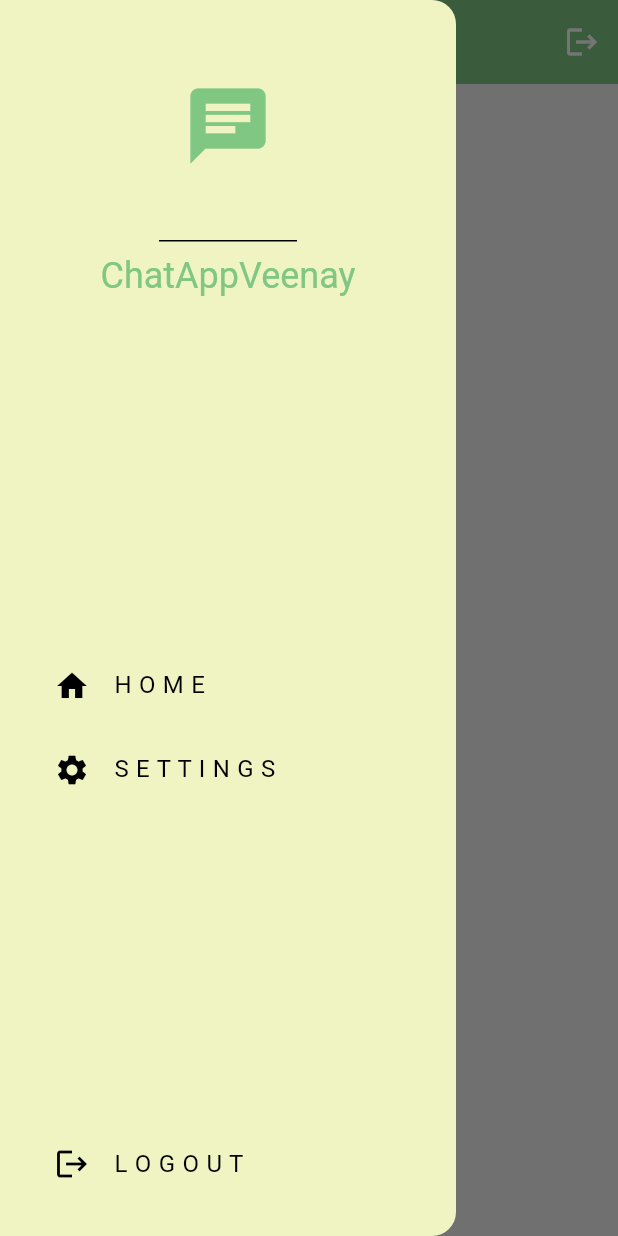
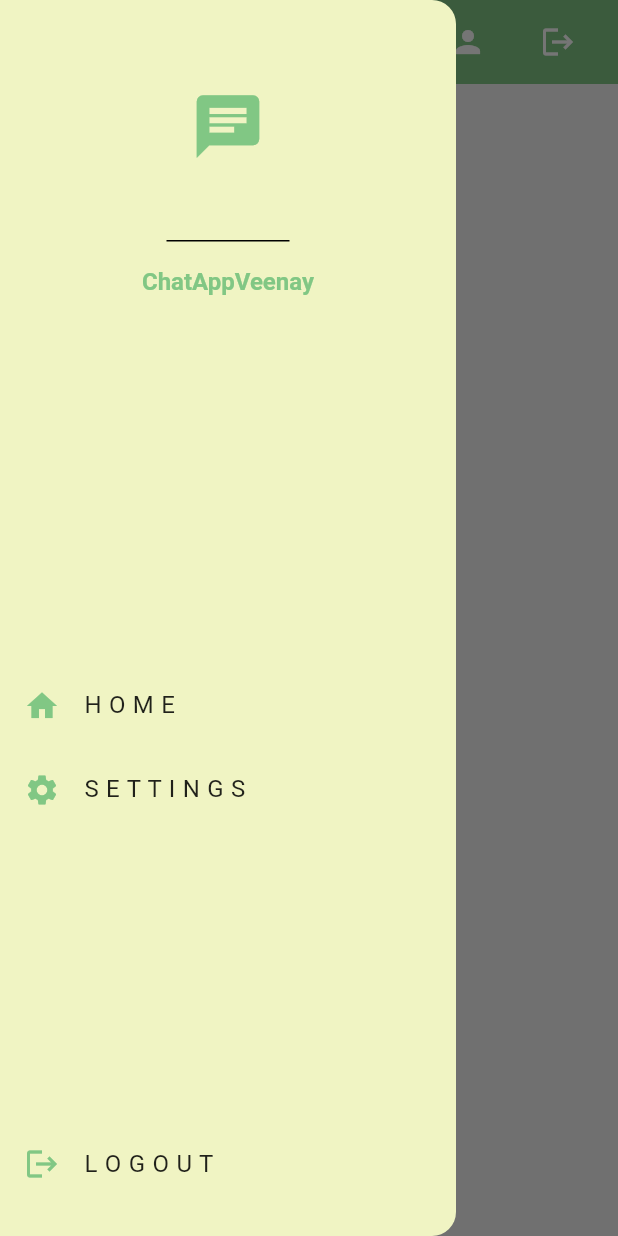
Before and after one commit to v-eenay/Flutter-Chat-Starter, a Flutter app: the screen it shows once a user with an empty profile is signed in, with the side drawer open, on a phone screen of 412 x 824 dp. Run offline on Flutter 3.47's test engine with Material 3 defaults, Android fonts, the phone set to English and light mode, and no system bars; our stand-ins replace cloud_firestore, firebase_auth, firebase_core, shared_preferences; accounts and stored records are empty; network calls fail.

Commit message:
Refine AppBar: Added gradient background, profile avatar, and updated styling for improved visual appeal.

```diff
--- /dev/null
+++ b/lib/components/my_appbar.dart
@@ -0,0 +1,82 @@
+import 'package:flutter/material.dart';
+
+class MyAppbar extends StatelessWidget implements PreferredSizeWidget {
+  final String title;
+  final String? userEmail;
+  final VoidCallback onLogout;
+
+  const MyAppbar({
+    super.key,
+    required this.title,
+    this.userEmail,
+    required this.onLogout,
+  });
+
+  @override
+  Widget build(BuildContext context) {
+    final theme = Theme.of(context);
+
+    return AppBar(
+      title: Row(
+        mainAxisAlignment: MainAxisAlignment.spaceBetween,
+        children: [
+          // Title
+          Expanded(
+            child: Text(
+              title,
+              textAlign: TextAlign.center,
+              style: theme.textTheme.titleLarge?.copyWith(
+                color: theme.colorScheme.onPrimary,
+                fontWeight: FontWeight.bold,
+              ),
+            ),
+          ),
+          // Profile Avatar
+          CircleAvatar(
+            radius: 20,
+            backgroundColor: theme.colorScheme.primary,
+            child: Icon(
+              Icons.person,
+              color: theme.colorScheme.onPrimary,
+            ),
+          ),
+          // Email
+          if (userEmail != null)
+            Padding(
+              padding: const EdgeInsets.only(right: 16.0),
+              child: Text(
+                userEmail!,
+                style: theme.textTheme.bodyMedium?.copyWith(
+                  color: theme.colorScheme.onPrimary,
+                ),
+              ),
+            ),
+          // Logout Button
+          IconButton(
+            onPressed: onLogout,
+            icon: Icon(Icons.logout),
+            color: theme.colorScheme.onPrimary,
+            tooltip: 'Logout',
+          ),
+        ],
+      ),
+      backgroundColor: theme.colorScheme.primary,
+      elevation: 0,
+      flexibleSpace: Container(
+        decoration: BoxDecoration(
+          gradient: LinearGradient(
+            colors: [
+              theme.colorScheme.primaryContainer,
+              theme.colorScheme.primary
+            ],
+            begin: Alignment.topLeft,
+            end: Alignment.bottomRight,
+          ),
+        ),
+      ),
+    );
+  }
+
+  @override
+  Size get preferredSize => const Size.fromHeight(kToolbarHeight);
+}
--- a/lib/components/my_drawer.dart
+++ b/lib/components/my_drawer.dart
@@ -4,91 +4,89 @@ import '../services/auth/auth_service.dart';
 import '../screens/settings_screen.dart';
 
 class MyDrawer extends StatelessWidget {
-  //constructor
   const MyDrawer({super.key});
-  //logout function
-  void logout() {
-    //get Auth service
+
+  void logout(BuildContext context) {
     AuthService().signOut();
+    Navigator.pop(context); // Close drawer after logout
   }
 
   @override
   Widget build(BuildContext context) {
-    //initialize theme variable
     final theme = Theme.of(context);
-    //return drawer
+    final size = MediaQuery.of(context).size;
+    final isSmallScreen = size.width < 600;
+
     return Drawer(
       backgroundColor: theme.colorScheme.surface,
       child: Column(
         mainAxisAlignment: MainAxisAlignment.spaceBetween,
         children: [
-            //icon
+          // Header
           Column(
             children: [
               DrawerHeader(
                 child: Icon(
                   Icons.chat,
-                  size: 60,
+                  size: isSmallScreen ? 50 : 60,
                   color: theme.colorScheme.primary,
-                )),
-                Text(
+                ),
+              ),
+              Padding(
+                padding: EdgeInsets.symmetric(vertical: isSmallScreen ? 8 : 16),
+                child: Text(
                   "ChatAppVeenay",
-                  style: theme.textTheme.displaySmall
-                      ?.copyWith(color: theme.colorScheme.primary),
+                  style: theme.textTheme.titleLarge?.copyWith(
+                    color: theme.colorScheme.primary,
+                    fontWeight: FontWeight.bold,
                   ),
-                //display email of current user
+                ),
+              ),
               Text(
                 AuthService().getCurrentUser()?.email ?? '',
-                  style: theme.textTheme.bodyLarge
-                      ?.copyWith(color: theme.colorScheme.primary),
+                style: theme.textTheme.titleMedium?.copyWith(
+                  color: theme.colorScheme.primary,
+                ),
+              ),
+              const SizedBox(height: 20),
+            ],
+          ),
+
+          // Navigation Items
+          Column(
+            children: [
+              ListTile(
+                leading: Icon(Icons.home, color: theme.colorScheme.primary),
+                title: Text("H O M E", style: theme.textTheme.bodyLarge),
+                onTap: () => Navigator.pop(context),
+              ),
+              ListTile(
+                leading: Icon(Icons.settings, color: theme.colorScheme.primary),
+                title:
+                    Text("S E T T I N G S", style: theme.textTheme.bodyLarge),
+                onTap: () {
+                  Navigator.pop(context);
+                  Navigator.push(
+                    context,
+                    MaterialPageRoute(
+                        builder: (context) => const SettingsScreen()),
+                  );
+                },
               ),
             ],
           ),
 
-            //home
-            Column(
-              children: [
+          // Logout
           Padding(
-                  padding: const EdgeInsets.only(left: 20.0),
+            padding: EdgeInsets.only(bottom: isSmallScreen ? 20 : 30),
             child: ListTile(
-                    title: const Text("H O M E"),
-                    onTap: () {
-                      Navigator.pop(context);
-                    },
-                    leading: const Icon(Icons.home),
-                  ),
-                ),
-
-                //settings
-                Padding(
-                  padding: const EdgeInsets.only(left: 20.0),
-                  child: ListTile(
-                    title: const Text("S E T T I N G S"),
-                    onTap: () {
-                      //hide drawer
-                      Navigator.pop(context);
-                      //navigate to settings screen
-                      Navigator.push(
-                          context,
-                          MaterialPageRoute(
-                              builder: (context) => const SettingsScreen()));
-                    },
-                    leading: const Icon(Icons.settings),
+              leading: Icon(Icons.logout, color: theme.colorScheme.primary),
+              title: Text("L O G O U T", style: theme.textTheme.bodyLarge),
+              onTap: () => logout(context),
             ),
           ),
         ],
       ),
-
-            //logout
-            Padding(
-              padding: const EdgeInsets.only(left: 20.0, bottom: 20.0),
-              child: ListTile(
-                title: const Text("L O G O U T"),
-                onTap: logout,
-                leading: const Icon(Icons.logout),
-              ),
-            ),
-          ],
-        ));
+    );
   }
 }
--- a/lib/components/user_tile.dart
+++ b/lib/components/user_tile.dart
@@ -8,8 +8,8 @@ class UserTile extends StatelessWidget {
   @override
   Widget build(BuildContext context) {
     final theme = Theme.of(context);
-    final borderRadius = (theme.cardTheme.shape as RoundedRectangleBorder?)
-            ?.borderRadius as BorderRadius? ??
+    final cardThemeShape = theme.cardTheme.shape as RoundedRectangleBorder?;
+    final borderRadius = cardThemeShape?.borderRadius as BorderRadius? ??
         BorderRadius.circular(15);
 
     return Padding(
--- a/lib/main.dart
+++ b/lib/main.dart
@@ -1,7 +1,8 @@
 import 'package:flutter/material.dart';
+import 'package:provider/provider.dart';
 import 'package:sample_chat_app/services/auth/auth_gate.dart';
 import 'package:sample_chat_app/firebase_options.dart';
-import 'package:sample_chat_app/themes/light_mode.dart';
+import 'package:sample_chat_app/services/themes/theme_provider.dart';
 import 'package:firebase_core/firebase_core.dart';
 
 void main() async {
@@ -15,10 +16,17 @@ class MyApp extends StatelessWidget {
 
   @override
   Widget build(BuildContext context) {
-    return MaterialApp(
-      debugShowCheckedModeBanner: false,
-      home: const AuthGate(),
-      theme: lightMode,
+    return ChangeNotifierProvider(
+      create: (_) => ThemeProvider(),
+      child: Consumer<ThemeProvider>(
+        builder: (context, themeProvider, child) {
+          return MaterialApp(
+            debugShowCheckedModeBanner: false,
+            home: const AuthGate(),
+            theme: themeProvider.themeData,
+          );
+        },
+      ),
     );
   }
 }
--- a/lib/screens/home_screen.dart
+++ b/lib/screens/home_screen.dart
@@ -1,7 +1,8 @@
 import 'package:flutter/material.dart';
+import 'package:sample_chat_app/components/my_appbar.dart';
+import 'package:sample_chat_app/components/user_tile.dart';
 
 import '../components/my_drawer.dart';
-import '../components/user_tile.dart';
 import '../services/auth/auth_service.dart';
 import '../services/chat/chat_service.dart';
 import 'chat_page.dart';
@@ -18,35 +19,32 @@ class HomePage extends StatelessWidget {
 
   @override
   Widget build(BuildContext context) {
-    final theme = Theme.of(context);
+    Theme.of(context);
     final currentUser = _authService.getCurrentUser();
     return Scaffold(
-      appBar: AppBar(
-        title: Text(
-          "H O M E",
-          style: theme.textTheme.displaySmall
-              ?.copyWith(color: theme.colorScheme.surface),
+      appBar: MyAppbar(
+          title: "H O M E", userEmail: currentUser?.email, onLogout: logout),
+      drawer: MyDrawer(),
+      body: Padding(
+        padding: const EdgeInsets.all(8.0),
+        child: buildUserList(),
       ),
-        centerTitle: true,
-        actions: [
-          Text(
-            currentUser?.email ?? '',
-            style: TextStyle(color: theme.colorScheme.surface),
-          ),
-          IconButton(onPressed: logout, icon: const Icon(Icons.logout))
-        ],
-      ),
-      drawer: MyDrawer(),
-      body: Center(child: buildUserList()),
     );
   }
 
   Widget buildUserList() {
-    return StreamBuilder(
+    return StreamBuilder<List<Map<String, dynamic>>>(
       stream: _chatService.getUsers(),
       builder: (context, snapshot) {
         if (snapshot.hasError) {
-            return Center(child: Text('Error: ${snapshot.error}'));
+          return Center(
+            child: Text(
+              'Error: ${snapshot.error}',
+              style: Theme.of(context).textTheme.bodyLarge?.copyWith(
+                    color: Theme.of(context).colorScheme.error,
+                  ),
+            ),
+          );
         }
         if (snapshot.connectionState == ConnectionState.waiting) {
           return const Center(
@@ -57,7 +55,8 @@ class HomePage extends StatelessWidget {
                 SizedBox(height: 20),
                 Text("Loading Users..."),
               ],
-            ));
+            ),
+          );
         }
         if (!snapshot.hasData || snapshot.data!.isEmpty) {
           return const Center(child: Text('No users found'));
@@ -65,29 +64,38 @@ class HomePage extends StatelessWidget {
         return ListView(
           children: snapshot.data!
               .map<Widget?>(
-                    (userData) => _buildUserListItem(userData, context))
+                (userData) => _buildUserListItem(userData, context),
+              )
               .where((widget) => widget != null)
               .cast<Widget>()
               .toList(),
         );
-        });
+      },
+    );
   }
 
   Widget? _buildUserListItem(
-      Map<String, dynamic> userData, BuildContext context) {
+    Map<String, dynamic> userData,
+    BuildContext context,
+  ) {
     final currentUserEmail = _authService.getCurrentUser()?.email;
     final userEmail = userData["email"] as String?;
 
     if (userEmail != null && userEmail != currentUserEmail) {
-      return UserTile(
+      return Padding(
+        padding: const EdgeInsets.symmetric(vertical: 4.0, horizontal: 8.0),
+        child: UserTile(
+            text: userEmail,
             onTap: () {
-          Navigator.push(context, MaterialPageRoute(builder: (context) {
-            return ChatPage(
+              Navigator.push(
+                context,
+                MaterialPageRoute(
+                  builder: (context) => ChatPage(
                     receiverEmail: userEmail,
+                  ),
+                ),
               );
-          }));
-        },
-        text: userEmail,
+            }),
       );
     }
     return null;
--- a/lib/screens/login_screen.dart
+++ b/lib/screens/login_screen.dart
@@ -67,6 +67,7 @@ class LoginScreen extends StatelessWidget {
                 controller: _emailController,
                 obscureText: false,
                 keyboardType: TextInputType.emailAddress,
+                prefixIcon: Icons.email,
               ),
               const SizedBox(height: 10),
               MyPasswordField(
--- a/lib/screens/register_screen.dart
+++ b/lib/screens/register_screen.dart
@@ -76,6 +76,7 @@ class RegisterScreen extends StatelessWidget {
                 controller: _emailController,
                 obscureText: false,
                 keyboardType: TextInputType.emailAddress,
+                prefixIcon: Icons.email,
               ),
               const SizedBox(height: 10),
               MyPasswordField(
--- /dev/null
+++ b/lib/services/themes/theme_provider.dart
@@ -0,0 +1,32 @@
+import 'package:flutter/material.dart';
+import 'package:shared_preferences/shared_preferences.dart';
+import 'package:sample_chat_app/themes/dark_mode.dart';
+import 'package:sample_chat_app/themes/light_mode.dart';
+
+class ThemeProvider with ChangeNotifier {
+  bool _isDarkMode = false;
+  bool get isDarkMode => _isDarkMode;
+
+  ThemeProvider() {
+    _loadTheme();
+  }
+
+  void toggleTheme() {
+    _isDarkMode = !_isDarkMode;
+    _saveTheme(_isDarkMode);
+    notifyListeners();
+  }
+
+  ThemeData get themeData => _isDarkMode ? darkMode : lightMode;
+
+  Future<void> _loadTheme() async {
+    final prefs = await SharedPreferences.getInstance();
+    _isDarkMode = prefs.getBool('isDarkMode') ?? false;
+    notifyListeners();
+  }
+
+  Future<void> _saveTheme(bool isDarkMode) async {
+    final prefs = await SharedPreferences.getInstance();
+    prefs.setBool('isDarkMode', isDarkMode);
+  }
+}
--- /dev/null
+++ b/lib/themes/dark_mode.dart
@@ -0,0 +1,129 @@
+import 'package:flutter/material.dart';
+
+ThemeData darkMode = ThemeData(
+  colorScheme: const ColorScheme.dark(
+    surface: Color(0xFF1E1E1E), // Dark grey
+    primary: Color(0xFF388E3C), // Dark green
+    secondary: Color(0xFF00796B), // Dark teal
+    tertiary: Color(0xFF1565C0), // Dark blue
+    inversePrimary: Color(0xFF64B5F6), // Light blue
+  ),
+  scaffoldBackgroundColor: const Color(0xFF121212), // Dark background
+  appBarTheme: const AppBarTheme(
+    color: Color(0xFF388E3C), // Dark green
+    iconTheme: IconThemeData(
+      color: Colors.white,
+    ),
+    titleTextStyle: TextStyle(
+      color: Colors.white,
+      fontSize: 20,
+      fontWeight: FontWeight.w600, // Semi-bold
+    ),
+  ),
+  textTheme: const TextTheme(
+    bodyLarge: TextStyle(
+      color: Colors.white70,
+      fontSize: 16,
+      fontWeight: FontWeight.w400, // Regular
+    ),
+    bodyMedium: TextStyle(
+      color: Colors.white60,
+      fontSize: 14,
+      fontWeight: FontWeight.w400, // Regular
+    ),
+    displayLarge: TextStyle(
+      color: Colors.white,
+      fontSize: 32,
+      fontWeight: FontWeight.w700, // Bold
+    ),
+    displayMedium: TextStyle(
+      color: Colors.white70,
+      fontSize: 28,
+      fontWeight: FontWeight.w500, // Medium
+    ),
+    displaySmall: TextStyle(
+      color: Colors.white70,
+      fontSize: 24,
+      fontWeight: FontWeight.w400, // Regular
+    ),
+    headlineMedium: TextStyle(
+      color: Colors.white70,
+      fontSize: 20,
+      fontWeight: FontWeight.w500, // Medium
+    ),
+    headlineSmall: TextStyle(
+      color: Colors.white70,
+      fontSize: 18,
+      fontWeight: FontWeight.w500, // Medium
+    ),
+    titleLarge: TextStyle(
+      color: Colors.white70,
+      fontSize: 16,
+      fontWeight: FontWeight.w600, // Semi-bold
+    ),
+  ),
+  buttonTheme: const ButtonThemeData(
+    buttonColor: Color(0xFF00796B), // Dark teal
+    textTheme: ButtonTextTheme.primary,
+  ),
+  elevatedButtonTheme: ElevatedButtonThemeData(
+    style: ElevatedButton.styleFrom(
+      foregroundColor: Colors.white,
+      backgroundColor: const Color(0xFF00796B), // Dark teal
+      textStyle: const TextStyle(
+        fontSize: 16,
+        fontWeight: FontWeight.w600, // Semi-bold
+      ),
+      shape: RoundedRectangleBorder(
+        borderRadius: BorderRadius.circular(12),
+      ),
+    ),
+  ),
+  inputDecorationTheme: InputDecorationTheme(
+    filled: true,
+    fillColor: const Color(0xFF2C2C2C), // Dark grey
+    border: OutlineInputBorder(
+      borderRadius: BorderRadius.circular(12),
+      borderSide: BorderSide.none,
+    ),
+    focusedBorder: OutlineInputBorder(
+      borderRadius: BorderRadius.circular(12),
+      borderSide: const BorderSide(color: Color(0xFF1565C0)), // Dark blue
+    ),
+    labelStyle: const TextStyle(
+      color: Colors.white60,
+      fontWeight: FontWeight.w400, // Regular
+    ),
+    hintStyle: const TextStyle(
+      color: Colors.white38,
+      fontWeight: FontWeight.w300, // Light
+    ),
+  ),
+  cardTheme: CardTheme(
+    color: const Color(0xFF2C2C2C), // Dark grey
+    shape: RoundedRectangleBorder(
+      borderRadius: BorderRadius.circular(12),
+    ),
+    elevation: 1.5,
+    margin: const EdgeInsets.all(8),
+  ),
+  iconTheme: const IconThemeData(
+    color: Color(0xFF00796B), // Dark teal
+    size: 24,
+  ),
+  dividerColor: Colors.white12,
+  textButtonTheme: TextButtonThemeData(
+    style: TextButton.styleFrom(
+      foregroundColor: const Color(0xFF64B5F6), // Light blue
+    ),
+  ),
+  floatingActionButtonTheme: const FloatingActionButtonThemeData(
+    backgroundColor: Color(0xFF00796B), // Dark teal
+    foregroundColor: Colors.white,
+  ),
+  bottomNavigationBarTheme: const BottomNavigationBarThemeData(
+    backgroundColor: Color(0xFF121212), // Dark background
+    selectedItemColor: Color(0xFF00796B), // Dark teal
+    unselectedItemColor: Colors.white60,
+  ),
+);
--- a/pubspec.yaml
+++ b/pubspec.yaml
@@ -39,6 +39,7 @@ dependencies:
   provider: ^6.1.2
   cloud_firestore: ^5.2.0
   firebase_core: ^3.3.0
+  shared_preferences: ^2.3.1
 
 dev_dependencies:
   flutter_test:
```
Also changed, not shown: lib/components/my_button.dart (+24 -7 lines), lib/components/my_passwordfield.dart (+21 -10 lines), lib/components/my_textfield.dart (+20 -10 lines), lib/screens/chat_page.dart (+15 -9 lines), lib/screens/settings_screen.dart (+20 -2 lines), pubspec.lock, 1 other file. Lines whose indentation alone changed are shown as unchanged.
